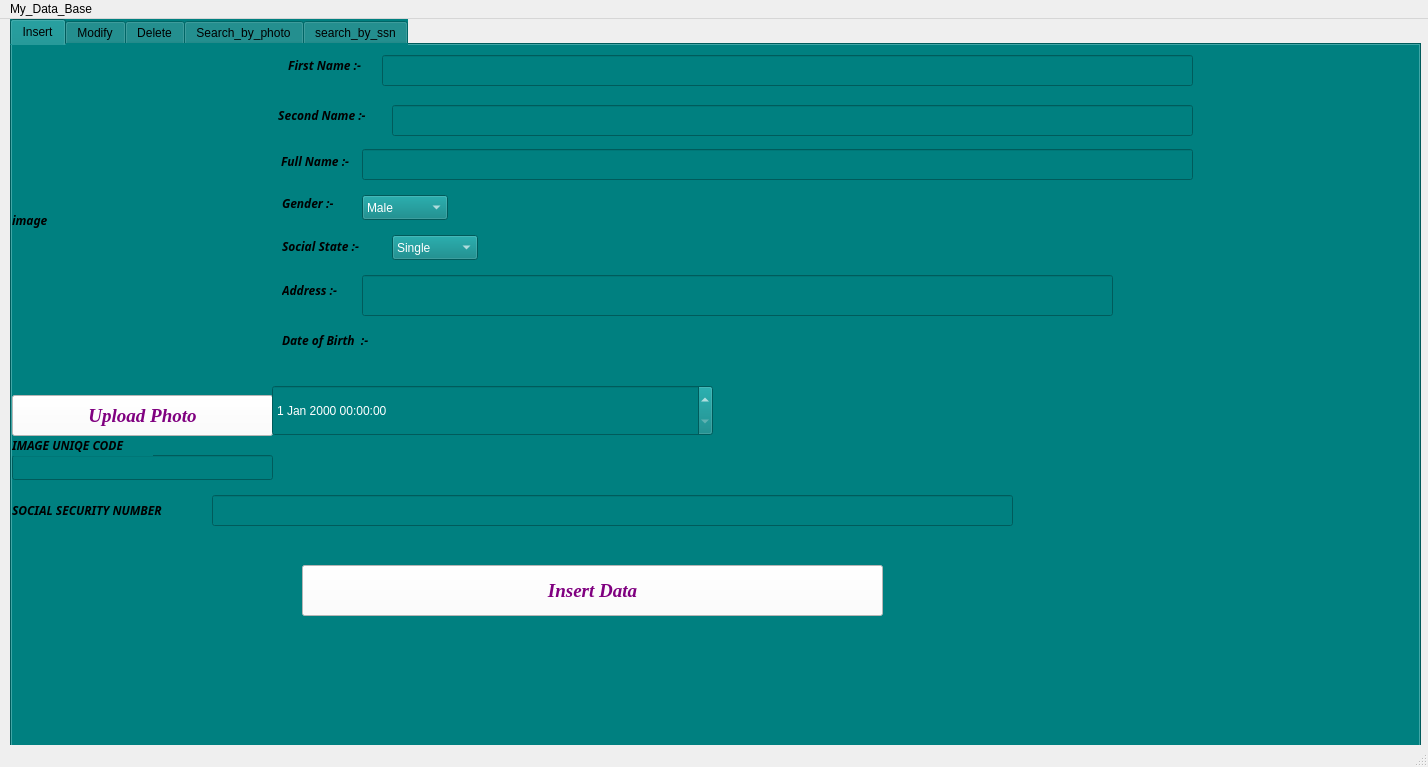
First picture: the form in mainwindow.ui, repository abdullahashraf12/Civil_DB_With_DeepFace_Linux_Version, before the edit.
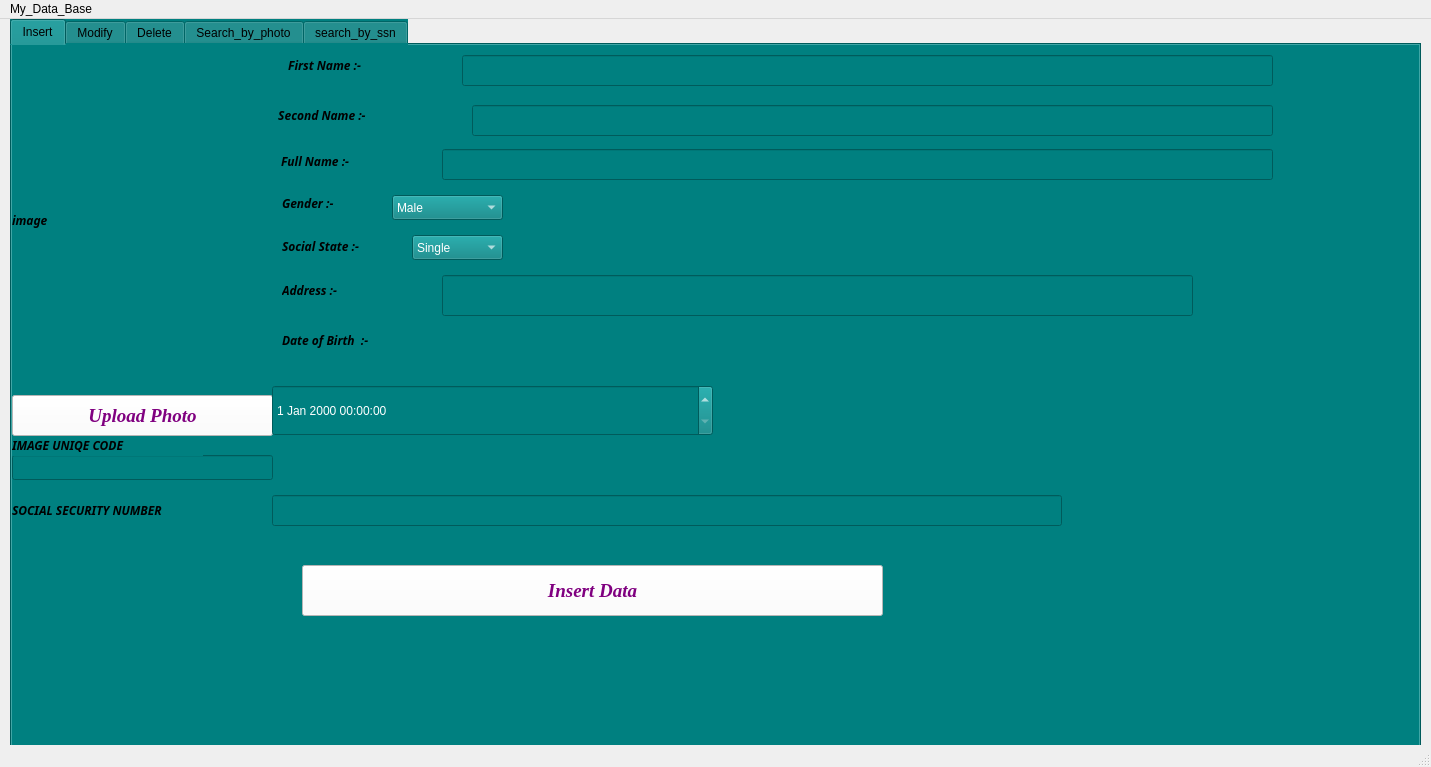
Second picture: the form after the edit. The open tabs and pages were chosen to show the change.

The edit to the form file:
```diff
--- a/mainwindow.ui
+++ b/mainwindow.ui
@@ -6,7 +6,7 @@
    <rect>
     <x>0</x>
     <y>0</y>
-    <width>1428</width>
+    <width>1431</width>
     <height>767</height>
    </rect>
   </property>
@@ -54,7 +54,7 @@
           <rect>
            <x>0</x>
            <y>390</y>
-           <width>141</width>
+           <width>191</width>
            <height>21</height>
           </rect>
          </property>
@@ -101,7 +101,7 @@
           <rect>
            <x>270</x>
            <y>0</y>
-           <width>101</width>
+           <width>140</width>
            <height>41</height>
           </rect>
          </property>
@@ -122,7 +122,7 @@
           <rect>
            <x>260</x>
            <y>50</y>
-           <width>121</width>
+           <width>160</width>
            <height>41</height>
           </rect>
          </property>
@@ -143,7 +143,7 @@
           <rect>
            <x>266</x>
            <y>96</y>
-           <width>91</width>
+           <width>120</width>
            <height>41</height>
           </rect>
          </property>
@@ -164,7 +164,7 @@
           <rect>
            <x>270</x>
            <y>150</y>
-           <width>67</width>
+           <width>90</width>
            <height>17</height>
           </rect>
          </property>
@@ -185,7 +185,7 @@
           <rect>
            <x>270</x>
            <y>186</y>
-           <width>91</width>
+           <width>120</width>
            <height>31</height>
           </rect>
          </property>
@@ -206,7 +206,7 @@
           <rect>
            <x>270</x>
            <y>230</y>
-           <width>67</width>
+           <width>110</width>
            <height>31</height>
           </rect>
          </property>
@@ -227,7 +227,7 @@
           <rect>
            <x>270</x>
            <y>280</y>
-           <width>111</width>
+           <width>150</width>
            <height>31</height>
           </rect>
          </property>
@@ -261,7 +261,7 @@
           <rect>
            <x>0</x>
            <y>450</y>
-           <width>201</width>
+           <width>251</width>
            <height>31</height>
           </rect>
          </property>
@@ -280,7 +280,7 @@
         <widget class="QLineEdit" name="address">
          <property name="geometry">
           <rect>
-           <x>350</x>
+           <x>430</x>
            <y>230</y>
            <width>751</width>
            <height>41</height>
@@ -293,9 +293,9 @@
         <widget class="QComboBox" name="socia_state">
          <property name="geometry">
           <rect>
-           <x>380</x>
+           <x>400</x>
            <y>190</y>
-           <width>86</width>
+           <width>91</width>
            <height>25</height>
           </rect>
          </property>
@@ -316,9 +316,9 @@
         <widget class="QComboBox" name="gender_type">
          <property name="geometry">
           <rect>
-           <x>350</x>
+           <x>380</x>
            <y>150</y>
-           <width>86</width>
+           <width>111</width>
            <height>25</height>
           </rect>
          </property>
@@ -339,7 +339,7 @@
         <widget class="QLineEdit" name="full_name">
          <property name="geometry">
           <rect>
-           <x>350</x>
+           <x>430</x>
            <y>104</y>
            <width>831</width>
            <height>31</height>
@@ -352,7 +352,7 @@
         <widget class="QLineEdit" name="first_name">
          <property name="geometry">
           <rect>
-           <x>370</x>
+           <x>450</x>
            <y>10</y>
            <width>811</width>
            <height>31</height>
@@ -365,7 +365,7 @@
         <widget class="QLineEdit" name="second_name">
          <property name="geometry">
           <rect>
-           <x>380</x>
+           <x>460</x>
            <y>60</y>
            <width>801</width>
            <height>31</height>
@@ -378,9 +378,9 @@
         <widget class="QLineEdit" name="social_security_number">
          <property name="geometry">
           <rect>
-           <x>200</x>
+           <x>260</x>
            <y>450</y>
-           <width>801</width>
+           <width>790</width>
            <height>31</height>
           </rect>
          </property>
@@ -1623,8 +1623,8 @@
     <rect>
      <x>0</x>
      <y>0</y>
-     <width>1428</width>
-     <height>21</height>
+     <width>1431</width>
+     <height>22</height>
     </rect>
    </property>
    <widget class="QMenu" name="menuMy_Project">
```
Left out of the diff: 58 changed lines with no effect on the pictures.
